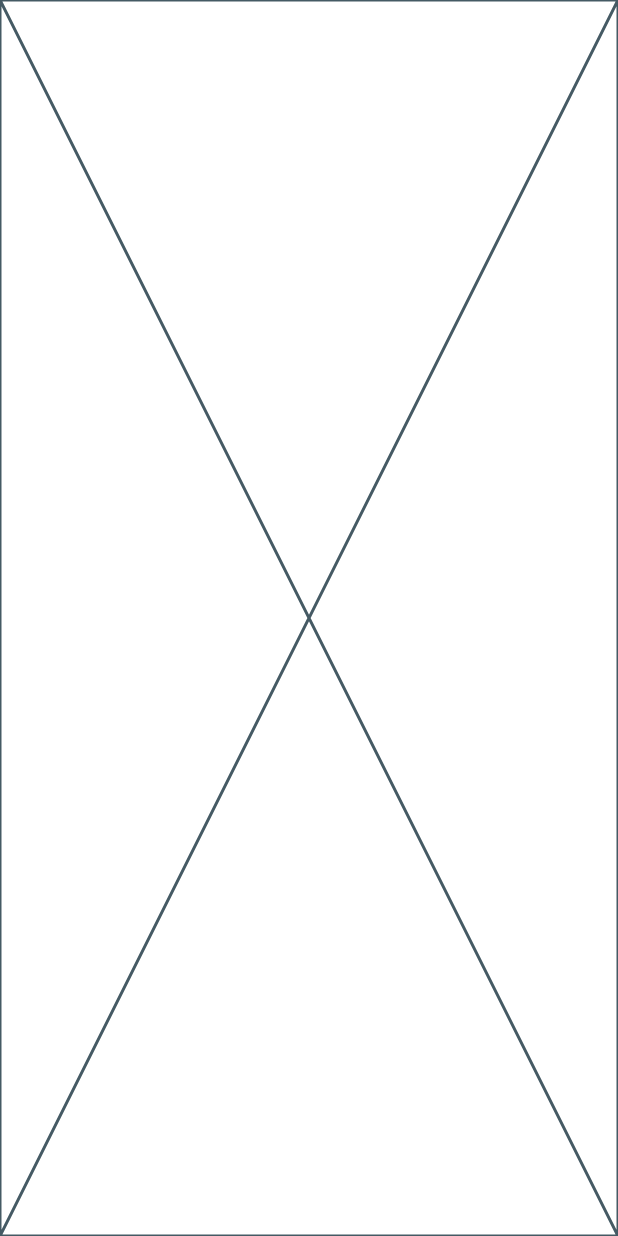
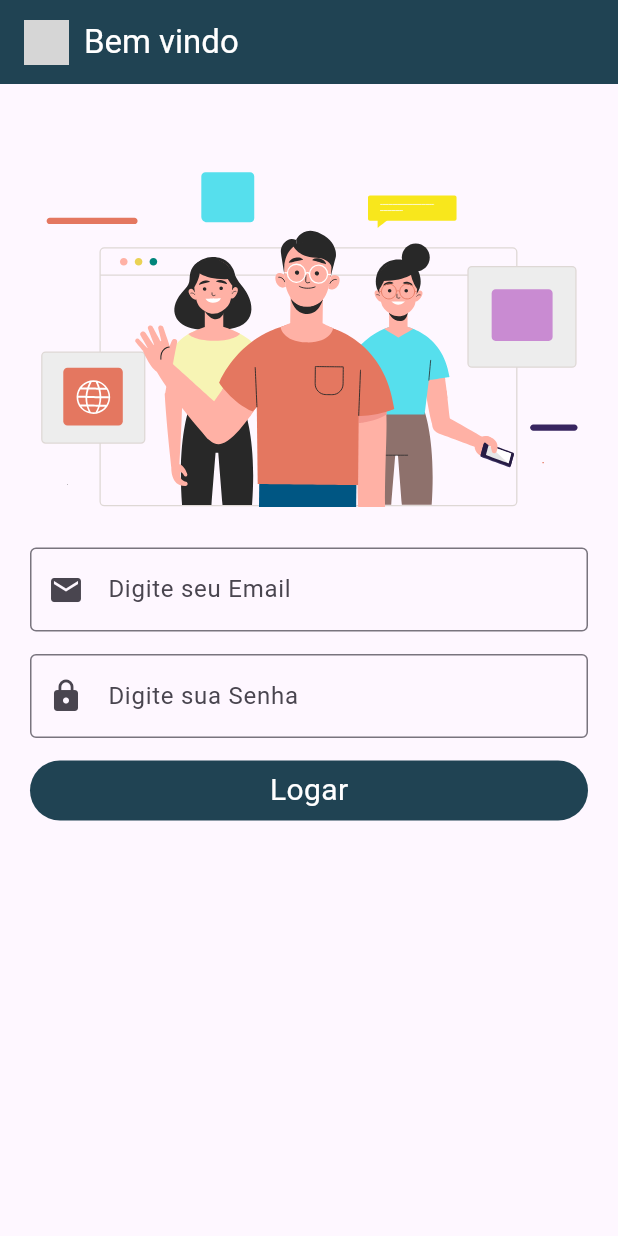
Before and after one commit to emersoncavalcanti-prof/flutter_consumindo_api_2024_2, a Flutter app: the screen it shows after launch, on a phone screen of 412 x 824 dp. Run offline on Flutter 3.47's test engine with Material 3 defaults, Android fonts, the phone set to English and light mode, and no system bars; our stand-ins replace dio, lottie, shared_preferences; grey boxes are pictures that could not be loaded.

Commit message:
criando tela de login

```diff
--- a/lib/pages/login/login_page.dart
+++ b/lib/pages/login/login_page.dart
@@ -1,4 +1,8 @@
 import 'package:flutter/material.dart';
+import 'package:flutter_consumindo_api/data/http/http_client.dart';
+import 'package:flutter_consumindo_api/widget/custom_edit.dart';
+import 'package:lottie/lottie.dart';
+import 'package:provider/provider.dart';
 
 class LoginPage extends StatefulWidget {
   const LoginPage({super.key});
@@ -8,8 +12,114 @@ class LoginPage extends StatefulWidget {
 }
 
 class _LoginPageState extends State<LoginPage> {
+  final _formKey = GlobalKey<FormState>();
+  final controllerEmail = TextEditingController();
+  final controllerPassword = TextEditingController();
+  bool clicou = false;
+
   @override
   Widget build(BuildContext context) {
-    return const Placeholder();
+    final dioClient = Provider.of<DioClient>(context);
+
+    final width = MediaQuery.of(context).size.width;
+
+    return Scaffold(
+        appBar: AppBar(
+          title: Row(
+            children: [
+              Hero(
+                tag: 'ete',
+                child: Image.asset(
+                  'assets/images/logo.png',
+                  height: 30,
+                ),
+              ),
+              const SizedBox(width: 10),
+              const Text('Bem vindo'),
+            ],
+          ),
+          backgroundColor: const Color(0xFF204353),
+          foregroundColor: Colors.white,
+        ),
+        body: Padding(
+          padding: const EdgeInsets.only(
+            top: 30,
+            left: 20,
+            right: 20,
+          ),
+          child: Form(
+            key: _formKey,
+            child: ListView(
+              children: [
+                Lottie.asset('assets/animacoes/welcome.json'),
+                CustomEdit(
+                  label: 'Digite seu Email',
+                  icone: const Icon(Icons.email),
+                  validator: (email) {
+                    if (email == null || email.isEmpty) {
+                      return 'Digite seu Email';
+                    }
+                    return null;
+                  },
+                ),
+                const SizedBox(height: 15),
+                CustomEdit(
+                  label: 'Digite sua Senha',
+                  icone: const Icon(Icons.lock),
+                  isObscure: true,
+                  validator: (password) {
+                    if (password == null || password.isEmpty) {
+                      return 'Digite sua Senha';
+                    }
+
+                    if (password.length < 6) {
+                      return 'Sua senha deve ter no mínimo 6 caracteres';
+                    }
+                    return null;
+                  },
+                ),
+                const SizedBox(height: 15),
+                InkWell(
+                  onTap: () {
+                    if (_formKey.currentState!.validate()) {
+                      setState(() {
+                        clicou = !clicou;
+                      });
+                    }
+                  },
+                  child: Center(
+                    child: AnimatedContainer(
+                      duration: const Duration(milliseconds: 400),
+                      width: clicou == true ? 40 : width,
+                      height: 40,
+                      decoration: const BoxDecoration(
+                        color: Color(0xFF204353),
+                        borderRadius: BorderRadius.all(Radius.circular(20)),
+                      ),
+                      child: clicou == true
+                          ? const Center(
+                              child: Padding(
+                                padding: EdgeInsets.all(8.0),
+                                child: CircularProgressIndicator(
+                                  color: Colors.white,
+                                ),
+                              ),
+                            )
+                          : const Center(
+                              child: Text(
+                                'Logar',
+                                style: TextStyle(
+                                  color: Colors.white,
+                                  fontSize: 20,
+                                ),
+                              ),
+                            ),
+                    ),
+                  ),
+                ),
+              ],
+            ),
+          ),
+        ));
   }
 }
--- /dev/null
+++ b/lib/pages/login/store/user_store.dart
@@ -0,0 +1 @@
+class UserStore {}
--- /dev/null
+++ b/lib/widget/custom_edit.dart
@@ -0,0 +1,34 @@
+// ignore_for_file: public_member_api_docs, sort_constructors_first
+import 'package:flutter/material.dart';
+
+class CustomEdit extends StatelessWidget {
+  final String label;
+  final Icon icone;
+  final bool isObscure;
+  final String? Function(String?)? validator;
+  final TextEditingController? controller;
+
+  const CustomEdit({
+    super.key,
+    required this.label,
+    required this.icone,
+    this.validator,
+    this.controller,
+    this.isObscure = false,
+  });
+
+  @override
+  Widget build(BuildContext context) {
+    return TextFormField(
+      autovalidateMode: AutovalidateMode.onUserInteraction,
+      obscureText: isObscure,
+      controller: controller,
+      validator: validator,
+      decoration: InputDecoration(
+        prefixIcon: icone,
+        labelText: label,
+        border: const OutlineInputBorder(),
+      ),
+    );
+  }
+}
```
